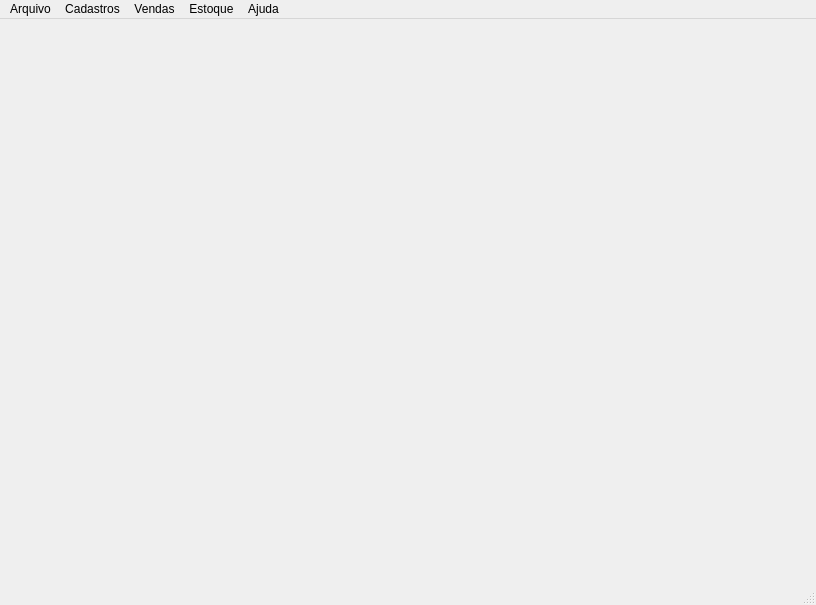
Before: the Qt Designer form Resources/UI/MainWindow.ui in Klubas/Projeto-SOAD, drawn with Qt 5.
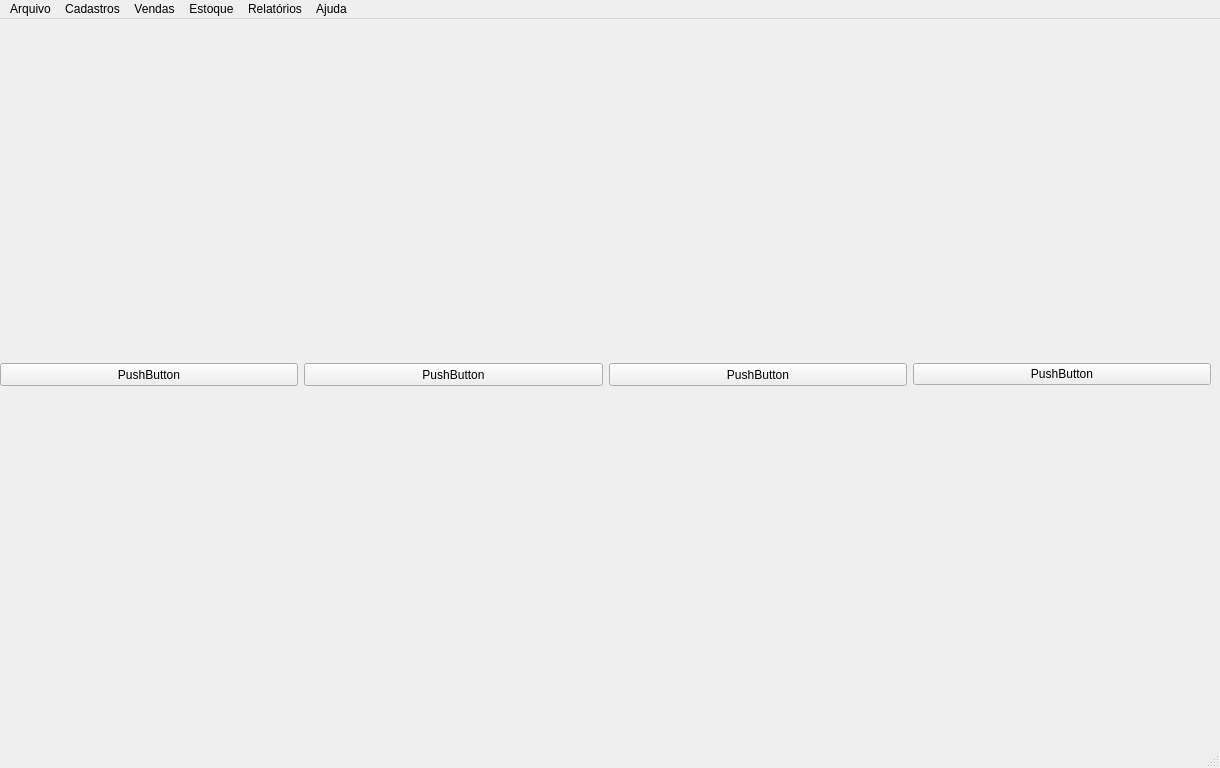
After: the same form once the commit is applied.

Patch:
```diff
--- a/Resources/UI/MainWindow.ui
+++ b/Resources/UI/MainWindow.ui
@@ -2,14 +2,38 @@
 <ui version="4.0">
  <class>MainWindow</class>
  <widget class="QMainWindow" name="MainWindow">
+  <property name="windowModality">
+   <enum>Qt::NonModal</enum>
+  </property>
+  <property name="enabled">
+   <bool>true</bool>
+  </property>
   <property name="geometry">
    <rect>
     <x>0</x>
     <y>0</y>
-    <width>816</width>
-    <height>605</height>
+    <width>1220</width>
+    <height>768</height>
    </rect>
   </property>
+  <property name="sizePolicy">
+   <sizepolicy hsizetype="Maximum" vsizetype="Maximum">
+    <horstretch>0</horstretch>
+    <verstretch>0</verstretch>
+   </sizepolicy>
+  </property>
+  <property name="minimumSize">
+   <size>
+    <width>1024</width>
+    <height>768</height>
+   </size>
+  </property>
+  <property name="maximumSize">
+   <size>
+    <width>2560</width>
+    <height>1080</height>
+   </size>
+  </property>
   <property name="windowTitle">
    <string>SOAD </string>
   </property>
@@ -22,14 +46,66 @@
      <rect>
       <x>0</x>
       <y>0</y>
-      <width>801</width>
-      <height>561</height>
+      <width>1211</width>
+      <height>711</height>
      </rect>
     </property>
     <layout class="QHBoxLayout" name="horizontalLayout">
      <property name="sizeConstraint">
-      <enum>QLayout::SetMaximumSize</enum>
+      <enum>QLayout::SetMinAndMaxSize</enum>
      </property>
+     <item>
+      <widget class="QPushButton" name="pushButton_4">
+       <property name="maximumSize">
+        <size>
+         <width>16777215</width>
+         <height>23</height>
+        </size>
+       </property>
+       <property name="text">
+        <string>PushButton</string>
+       </property>
+      </widget>
+     </item>
+     <item>
+      <widget class="QPushButton" name="pushButton_3">
+       <property name="maximumSize">
+        <size>
+         <width>16777215</width>
+         <height>23</height>
+        </size>
+       </property>
+       <property name="text">
+        <string>PushButton</string>
+       </property>
+      </widget>
+     </item>
+     <item>
+      <widget class="QPushButton" name="pushButton_2">
+       <property name="maximumSize">
+        <size>
+         <width>16777215</width>
+         <height>23</height>
+        </size>
+       </property>
+       <property name="text">
+        <string>PushButton</string>
+       </property>
+      </widget>
+     </item>
+     <item alignment="Qt::AlignVCenter">
+      <widget class="QPushButton" name="pushButton">
+       <property name="maximumSize">
+        <size>
+         <width>16777215</width>
+         <height>23</height>
+        </size>
+       </property>
+       <property name="text">
+        <string>PushButton</string>
+       </property>
+      </widget>
+     </item>
     </layout>
    </widget>
   </widget>
@@ -38,8 +114,8 @@
     <rect>
      <x>0</x>
      <y>0</y>
-     <width>816</width>
-     <height>23</height>
+     <width>1220</width>
+     <height>21</height>
     </rect>
    </property>
    <property name="contextMenuPolicy">
@@ -92,10 +168,20 @@
     </property>
     <addaction name="actionSobre"/>
    </widget>
+   <widget class="QMenu" name="menuRelat_rios">
+    <property name="title">
+     <string>Relatórios</string>
+    </property>
+    <addaction name="actionProdutos_em_Estoque"/>
+    <addaction name="actionVendas"/>
+    <addaction name="actionCompras"/>
+    <addaction name="actionDescartes"/>
+   </widget>
    <addaction name="menuArquivo"/>
    <addaction name="menuCadastros"/>
    <addaction name="menuVendas"/>
    <addaction name="menuEstoque"/>
+   <addaction name="menuRelat_rios"/>
    <addaction name="menuAjuda"/>
   </widget>
   <widget class="QStatusBar" name="statusbar"/>
```
Left out of the diff: 23 changed lines with no effect on the pictures.
